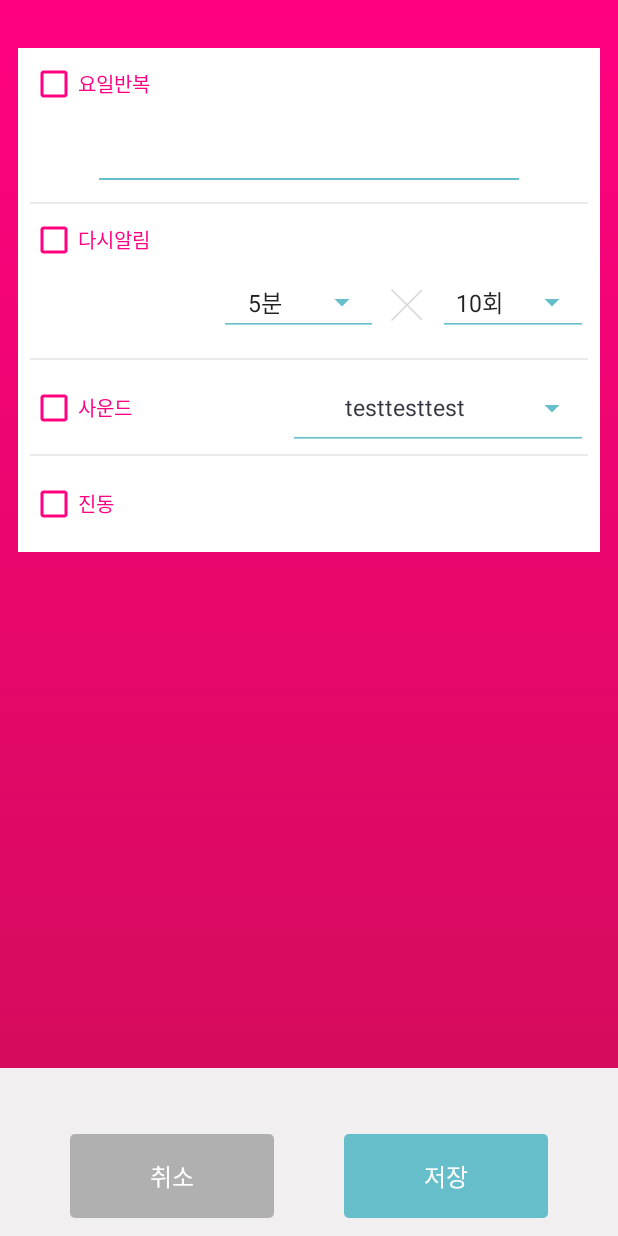
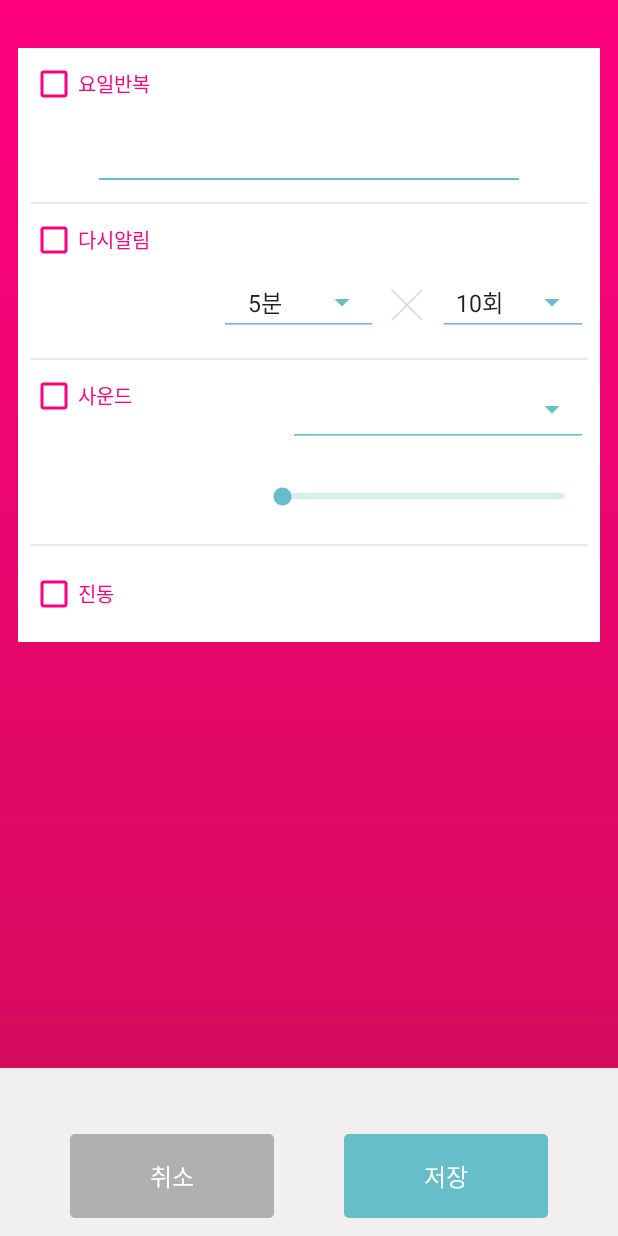
Before and after one commit to triplej0619/MimiAlarm, an Android app: the layout activity_alarm_detail.xml on its own in the app's theme, with its tools: preview values and no code run, on a phone screen of 412 x 824 dp. Run offline under Robolectric (Android 15) with nearby library versions, the phone set to English and light mode, and no system bars; Roboto replaces fonts that are not available here.

Commit message:
알람 상세 : 볼륨 설정 작업 완료

```diff
--- a/app/src/main/java/com/mimi/mimialarm/core/model/MyAlarm.kt
+++ b/app/src/main/java/com/mimi/mimialarm/core/model/MyAlarm.kt
@@ -25,6 +25,7 @@ open class MyAlarm : RealmObject() {
     var vibration: Boolean? = null
     var media: Boolean? = null
     var mediaSrc: String? = null
+    var volume: Int? = null
 
     var snooze: Boolean? = null
     var snoozeInterval: Int? = null
--- a/app/src/main/java/com/mimi/mimialarm/core/presentation/viewmodel/AlarmDetailViewModel.kt
+++ b/app/src/main/java/com/mimi/mimialarm/core/presentation/viewmodel/AlarmDetailViewModel.kt
@@ -23,6 +23,8 @@ import kotlin.properties.Delegates
  */
 class AlarmDetailViewModel @Inject constructor(private val uiManager: UIManager, private val bus: Bus) : BaseViewModel() {
 
+    val DEFAULT_VOLUME: Int = 80
+
     var id: Int? = null
 
     var endTime: ObservableField<Date> = ObservableField<Date>(Date())
@@ -35,6 +37,7 @@ class AlarmDetailViewModel @Inject constructor(private val uiManager: UIManager,
     var mediaSrc: String = ""
     var sound: ObservableBoolean = ObservableBoolean(true)
     var vibration: ObservableBoolean = ObservableBoolean(true)
+    var soundVolume: ObservableInt = ObservableInt(DEFAULT_VOLUME)
 
 //    var monDay: Boolean = true
 //    @Bindable get() = field
@@ -137,6 +140,7 @@ class AlarmDetailViewModel @Inject constructor(private val uiManager: UIManager,
         vibration.set(alarm.vibration ?: false)
         sound.set(alarm.media ?: false)
         mediaSrc = alarm.mediaSrc ?: ""
+        soundVolume.set(alarm.volume ?: DEFAULT_VOLUME)
 
         snooze.set(alarm.snooze ?: false)
         snoozeInterval.set(alarm.snoozeInterval ?: 0)
@@ -165,6 +169,7 @@ class AlarmDetailViewModel @Inject constructor(private val uiManager: UIManager,
 
         alarm.mediaSrc = mediaSrc
         alarm.media = sound.get()
+        alarm.volume = soundVolume.get()
         alarm.vibration = vibration.get()
 
         alarm.enable = true
--- a/app/src/main/res/layout/activity_alarm_detail.xml
+++ b/app/src/main/res/layout/activity_alarm_detail.xml
@@ -170,31 +170,31 @@
                         android:paddingLeft="8dp"
                         android:paddingRight="8dp"
                         android:layout_width="match_parent"
-                        android:layout_height="64dp">
+                        android:layout_height="wrap_content">
                         <CheckBox
                             style="@style/CustomCheckBox"
                             android:checked="@={alarmDetailViewModel.sound}"
                             android:text="@string/sound"
-                            android:layout_centerVertical="true"
                             android:layout_width="wrap_content"
                             android:layout_height="wrap_content" />
-                        <!--<Spinner-->
-                            <!--style="@style/CustomSpinner"-->
-                            <!--android:id="@+id/soundSpinner"-->
-                            <!--android:spinnerMode="dialog"-->
-                            <!--android:layout_alignParentRight="true"-->
-                            <!--android:layout_centerVertical="true"-->
-                            <!--android:layout_width="200dp"-->
-                            <!--android:layout_height="wrap_content" />-->
                         <TextView
                             style="@style/CustomSpinner"
                             android:id="@+id/selectedSound"
-                            android:text="testtesttest"
                             android:layout_alignParentRight="true"
-                            android:layout_centerVertical="true"
                             android:gravity="center"
                             android:layout_width="200dp"
-                            android:layout_height="80dp" />
+                            android:layout_height="50dp" />
+                        <android.support.v7.widget.AppCompatSeekBar
+                            style="@style/Widget.AppCompat.ProgressBar.Horizontal"
+                            android:id="@+id/soundVolume"
+                            android:layout_alignParentRight="true"
+                            android:layout_below="@id/selectedSound"
+                            android:max="100"
+                            android:progress="@{alarmDetailViewModel.soundVolume}"
+                            android:layout_marginTop="24dp"
+                            android:layout_marginBottom="24dp"
+                            android:layout_width="220dp"
+                            android:layout_height="wrap_content" />
                         <View
                             android:layout_alignParentBottom="true"
                             android:background="?attr/colorListDivider"
```
Also changed, not shown: app/src/main/java/com/mimi/mimialarm/android/presentation/view/AlarmDetailActivity.kt (+56 -5 lines).
